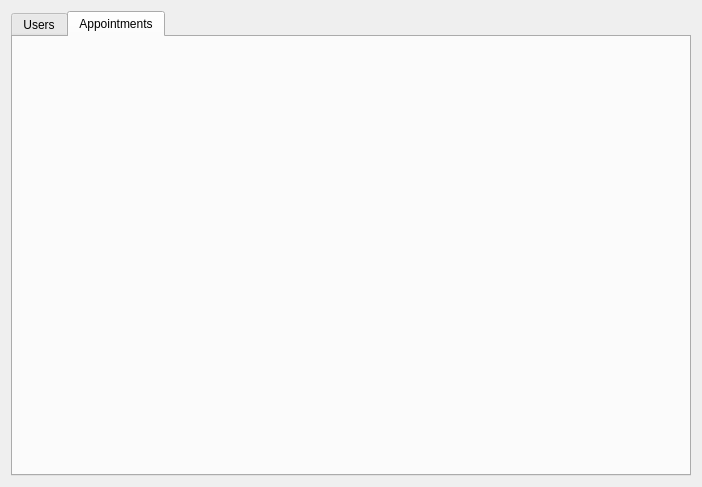
The window that adminwindow.ui (Moaz-Allam-Flutter/Hospital_System) describes before a commit, drawn with Qt 5.
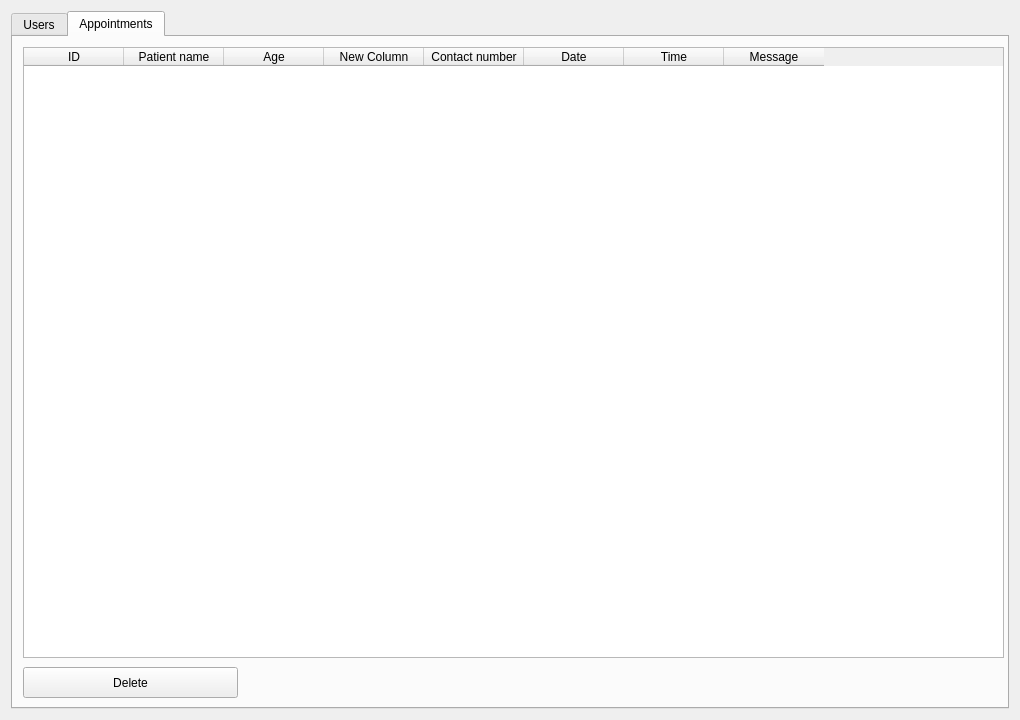
The same window after the commit. The open tabs and pages were chosen to show the change.

Commit message: Changing the ui style and adding appointment booking form

Diff of the .ui file:
```diff
--- a/adminwindow.ui
+++ b/adminwindow.ui
@@ -6,13 +6,171 @@
    <rect>
     <x>0</x>
     <y>0</y>
-    <width>702</width>
-    <height>487</height>
+    <width>1020</width>
+    <height>720</height>
    </rect>
   </property>
   <property name="windowTitle">
    <string>Admin Window</string>
   </property>
+  <property name="styleSheet">
+   <string notr="true">QDialog {
+    background-color: #f0f4f8;
+    font-family: 'Arial', sans-serif;
+    font-size: 14px;
+}
+
+QTabWidget::pane {
+    border: 1px solid #ccc;
+    border-radius: 4px;
+}
+
+QTabBar::tab {
+    background: #0094ff;
+    color: #fff;
+    padding: 10px;
+    border-top-left-radius: 4px;
+    border-top-right-radius: 4px;
+}
+
+QTabBar::tab:selected {
+    background: #007acc;
+}
+
+/* Different background colors for each tab */
+QWidget#tab_2 {
+    background-color: #e6f7ff;
+}
+
+QWidget#tab {
+    background-color: #e6ffe6;
+}
+
+QLabel {
+    color: #333;
+}
+
+QLineEdit, QComboBox {
+    padding: 5px;
+    border: 1px solid #ccc;
+    border-radius: 4px;
+}
+
+QLineEdit:focus, QComboBox:focus {
+    border-color: #0094ff;
+    box-shadow: 0 0 5px rgba(0, 148, 255, 0.5);
+}
+
+/* Different colors for each button */
+QPushButton#pushButtonAdd {
+    background-color: #0094ff;
+    color: #fff;
+    padding: 10px 15px;
+    border: none;
+    border-radius: 4px;
+    font-size: 14px;
+    font-weight: bold;
+}
+
+QPushButton#pushButtonAdd:hover {
+    background-color: #433bff;
+}
+
+QPushButton#pushButtonUpdate, QPushButton#pushButtonDelete {
+    background-color: #dedcff;
+    color: #050315;
+    padding: 10px 15px;
+    border: none;
+    border-radius: 4px;
+    font-size: 14px;
+    font-weight: bold;
+}
+
+QPushButton#pushButtonUpdate:hover, QPushButton#pushButtonDelete:hover {
+    background-color: #c5c3ff;
+}
+
+QPushButton#pushButtonDeleteAppointment {
+    background-color: #f44336;
+    color: #fff;
+    padding: 10px 15px;
+    border: none;
+    border-radius: 4px;
+    font-size: 14px;
+    font-weight: bold;
+}
+
+QPushButton#pushButtonDeleteAppointment:hover {
+    background-color: #da190b;
+}
+
+QLineEdit {
+    background-color: #dedcff;
+    border: 1px solid #2118d8;
+    border-radius: 5px;
+    padding: 5px;
+    font-size: 18px;
+    color: #050315;
+}
+
+QTableWidget {
+    background-color: #fbfbfe;
+    border: 1px solid #ccc;
+    border-radius: 4px;
+}
+
+QHeaderView::section {
+    background-color: #f0f4f8;
+    color: #333;
+    padding: 5px;
+    border: 1px solid #ccc;
+}
+
+QTableWidget QTableCornerButton::section {
+    background-color: #050315;
+    border: 1px solid #ccc;
+}
+
+QTableWidget::item {
+    padding: 5px;
+    border: 1px solid #ccc;
+    color: #000; /* Set the text color to black */
+}
+
+/* Dynamic table columns based on screen size */
+QHeaderView::section {
+    min-width: 50px;
+}
+
+QTableWidget {
+    width: 100%;
+}
+
+QTableWidget::column {
+    min-width: 50px;
+    max-width: 200px;
+    width: auto;
+}
+
+@media (max-width: 1200px) {
+    QTableWidget::column {
+        max-width: 150px;
+    }
+}
+
+@media (max-width: 800px) {
+    QTableWidget::column {
+        max-width: 100px;
+    }
+}
+
+@media (max-width: 400px) {
+    QTableWidget::column {
+        max-width: 75px;
+    }
+}
+</string>
+  </property>
   <layout class="QVBoxLayout" name="verticalLayout">
    <item>
     <widget class="QTabWidget" name="tabWidget">
@@ -119,6 +277,69 @@
       <attribute name="title">
        <string>Appointments</string>
       </attribute>
+      <widget class="QTableWidget" name="tableWidget_2">
+       <property name="geometry">
+        <rect>
+         <x>10</x>
+         <y>10</y>
+         <width>981</width>
+         <height>611</height>
+        </rect>
+       </property>
+       <column>
+        <property name="text">
+         <string>ID</string>
+        </property>
+       </column>
+       <column>
+        <property name="text">
+         <string>Patient name</string>
+        </property>
+       </column>
+       <column>
+        <property name="text">
+         <string>Age</string>
+        </property>
+       </column>
+       <column>
+        <property name="text">
+         <string>New Column</string>
+        </property>
+       </column>
+       <column>
+        <property name="text">
+         <string>Contact number</string>
+        </property>
+       </column>
+       <column>
+        <property name="text">
+         <string>Date</string>
+        </property>
+       </column>
+       <column>
+        <property name="text">
+         <string>Time</string>
+        </property>
+       </column>
+       <column>
+        <property name="text">
+         <string>Message</string>
+        </property>
+       </column>
+      </widget>
+      <widget class="QPushButton" name="pushButtonDeleteAppointment">
+       <property name="geometry">
+        <rect>
+         <x>10</x>
+         <y>630</y>
+         <width>215</width>
+         <height>31</height>
+        </rect>
+       </property>
+       <property name="text">
+        <string>Delete</string>
+       </property>
+      </widget>
      </widget>
     </widget>
    </item>
```
The commit also changes 8 other files.
